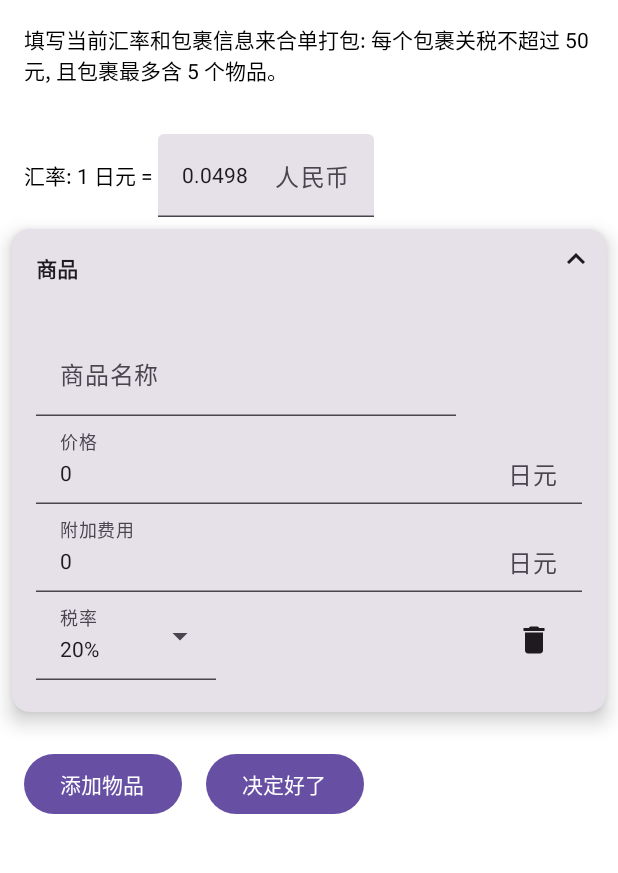
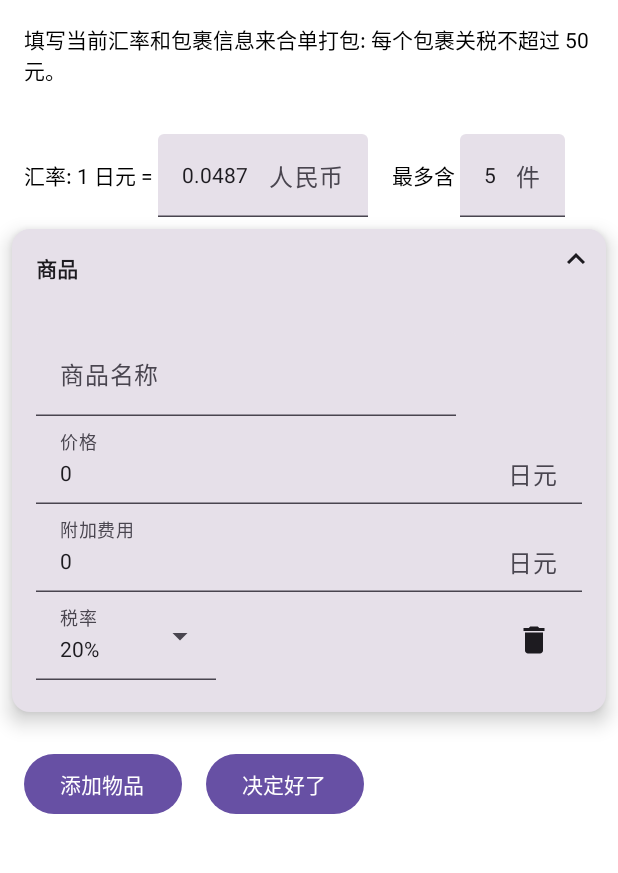
Before and after one commit to Flyfish233/MoeTax, an Android app built with Jetpack Compose: the @Preview function App, on a phone screen of 412 x 824 dp, the part 96-969 px from its top. Run offline under Robolectric (Android 15) with nearby library versions, the phone set to English and light mode, and no system bars.

Commit message:
[feat] Custom item limit for each pack

```diff
--- a/composeApp/src/commonMain/kotlin/main/Main.kt
+++ b/composeApp/src/commonMain/kotlin/main/Main.kt
@@ -1,10 +1,10 @@
 package main
 
 /**
- * This is not the main entry of MoeTax GUI.
+ * This is not the entry of MoeTax GUI.
  */
 fun main() {
-    val packages = packageItems(testItems, 0.0497)
+    val packages = packageItems(testItems, 0.0497, 2)
 
     packages.forEachIndexed { index, pack ->
         println("Package ${index + 1}:")
--- a/composeApp/src/commonMain/kotlin/ui/App.kt
+++ b/composeApp/src/commonMain/kotlin/ui/App.kt
@@ -12,7 +12,8 @@ import androidx.compose.ui.Modifier
 import androidx.compose.ui.unit.dp
 import org.jetbrains.compose.ui.tooling.preview.Preview
 
-private const val EXCHANGE_RATE = 0.0498
+private const val EXCHANGE_RATE = 0.0487
+private const val PACKAGE_LIMIT = 5
 
 @OptIn(ExperimentalMaterial3Api::class)
 @Stable
@@ -20,14 +21,14 @@ private const val EXCHANGE_RATE = 0.0498
 @Preview
 fun App() {
     var exchangeRate by remember { mutableStateOf(EXCHANGE_RATE) }
+    var packageLimit by remember { mutableStateOf(PACKAGE_LIMIT) }
 
     Box(Modifier.fillMaxSize()) {
         Column(Modifier.align(Alignment.TopCenter)) {
             TopAppBar(title = { Text("MoeTax 包裹计算器") })
 
             Text(
-                "填写当前汇率和包裹信息来合单打包: 每个包裹关税不超过 50 元, 且包裹最多含 5 个物品。",
-                modifier = Modifier.padding(16.dp)
+                "填写当前汇率和包裹信息来合单打包: 每个包裹关税不超过 50 元。", modifier = Modifier.padding(16.dp)
             )
 
             Spacer(modifier = Modifier.height(16.dp))
@@ -35,11 +36,10 @@ fun App() {
             LazyColumn {
                 item {
                     Row(
-                        verticalAlignment = Alignment.CenterVertically,
-                        modifier = Modifier.padding(horizontal = 16.dp)
+                        verticalAlignment = Alignment.CenterVertically, modifier = Modifier.padding(horizontal = 16.dp)
                     ) {
                         Text("汇率: 1 日元 = ")
-                        TextField(modifier = Modifier.width(144.dp).height(55.dp),
+                        TextField(modifier = Modifier.width(140.dp).height(55.dp),
                             singleLine = true,
                             suffix = { Text("人民币") },
                             value = "$exchangeRate",
@@ -47,11 +47,21 @@ fun App() {
                                 exchangeRate = if (it.matches(Regex("""\d+(\.\d+)?"""))) it.toDouble()
                                 else 0.0
                             })
+                        Spacer(modifier = Modifier.width(16.dp))
+                        Text("最多含 ")
+                        TextField(modifier = Modifier.width(70.dp).height(55.dp),
+                            singleLine = true,
+                            suffix = { Text("件") },
+                            value = "$packageLimit",
+                            onValueChange = {
+                                packageLimit = if (it.matches(Regex("""\d+"""))) it.toInt()
+                                else 5
+                            })
                     }
                 }
                 item {
                     ItemList(
-                        exchangeRate = exchangeRate
+                        exchangeRate = exchangeRate, packageLimit = packageLimit
                     )
                 }
             }
--- a/composeApp/src/commonMain/kotlin/ui/CalculateButton.kt
+++ b/composeApp/src/commonMain/kotlin/ui/CalculateButton.kt
@@ -11,13 +11,13 @@ import main.packageItems
 @Stable
 @Composable
 fun CalculateButton(
-    items: List<Item>, exchangeRate: Double, onPackageSummaryChanged: (List<Package>) -> Unit
+    items: List<Item>, exchangeRate: Double, packageLimit: Int, onPackageSummaryChanged: (List<Package>) -> Unit
 ) {
     Button(onClick = {
         if (items.isEmpty() || items.last().name.isBlank()) {
             return@Button
         }
-        val newPackageSummary = packageItems(items, exchangeRate)
+        val newPackageSummary = packageItems(items, exchangeRate, packageLimit)
         onPackageSummaryChanged(newPackageSummary)
     }) {
         Text("决定好了")
--- a/composeApp/src/commonMain/kotlin/ui/ItemList.kt
+++ b/composeApp/src/commonMain/kotlin/ui/ItemList.kt
@@ -17,7 +17,8 @@ import main.RATE
 @Stable
 @Composable
 fun ItemList(
-    exchangeRate: Double
+    exchangeRate: Double,
+    packageLimit: Int
 ) {
     var items by remember { mutableStateOf(listOf<Item>()) }
     var showDialog by remember { mutableStateOf(false) }
@@ -77,7 +78,7 @@ fun ItemList(
             Text("添加物品")
         }
         Spacer(modifier = Modifier.width(16.dp))
-        CalculateButton(items, exchangeRate) { newPackages ->
+        CalculateButton(items, exchangeRate, packageLimit) { newPackages ->
             packages = newPackages
         }
     }
```
Also changed, not shown: composeApp/src/commonMain/kotlin/main/PackageItems.kt (+16 -4 lines), 1 other file.
